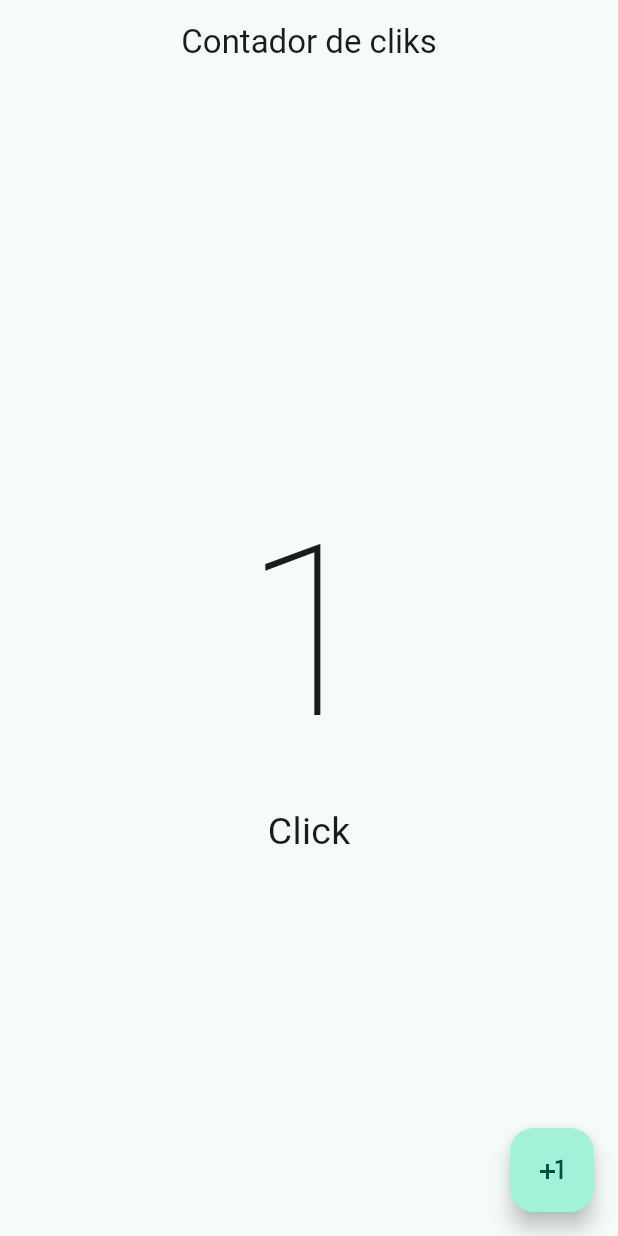
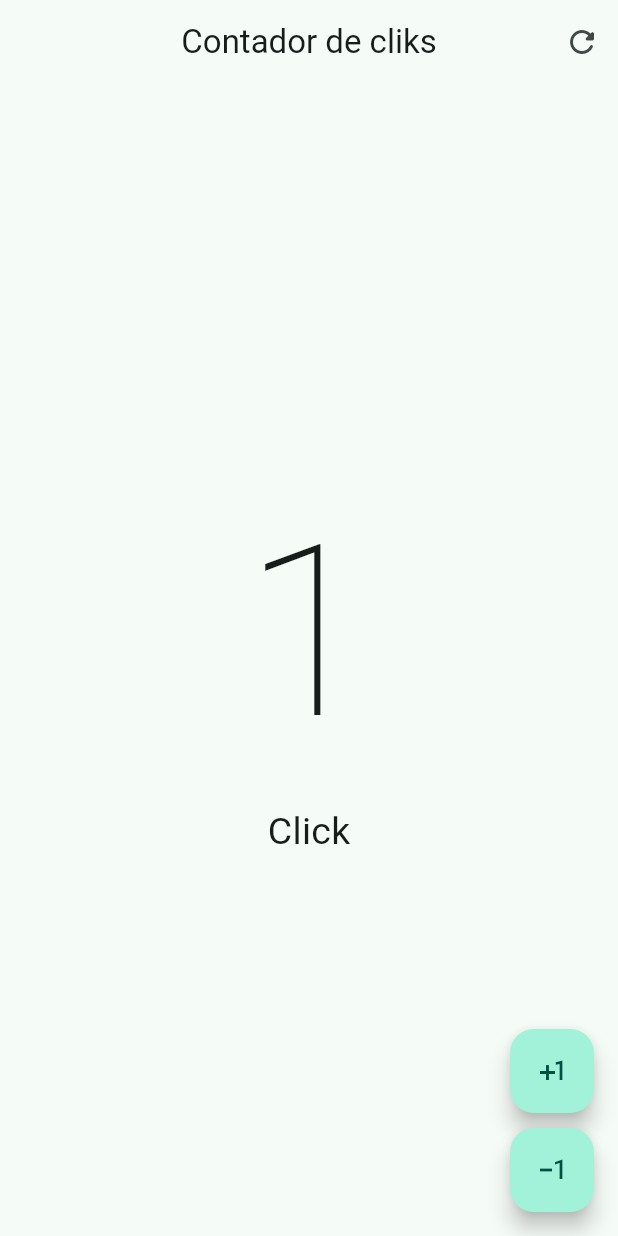
Before and after one commit to Juan-Ayme/movil-flutter, a Flutter app: the screen it shows after launch, after a tap on the "plus one" icon, on a phone screen of 412 x 824 dp. Run offline on Flutter 3.47's test engine with Material 2 defaults, Android fonts, the phone set to English and light mode, and no system bars.

Commit message:
clase 60

```diff
--- a/lib/main.dart
+++ b/lib/main.dart
@@ -1,5 +1,6 @@
 import 'package:flutter/material.dart';
-import 'package:proyecto_movil_a1/presentation/screens/counter/counter_screen.dart';
+import 'package:proyecto_movil_a1/presentation/screens/counter/counter_functions_screen.dart';
+//import 'package:proyecto_movil_a1/presentation/screens/counter/counter_screen.dart';
 
 void main() {
   runApp(const MyApp());
@@ -18,7 +19,7 @@ class MyApp extends StatelessWidget {
         useMaterial3: true,
         colorSchemeSeed: Colors.tealAccent,
       ),
-      home: const CounterScreen(),
+      home: const CounterFunctionsScreen(),
     );
   }
 }
--- /dev/null
+++ b/lib/presentation/screens/counter/counter_functions_screen.dart
@@ -0,0 +1,66 @@
+import 'package:flutter/material.dart';
+
+class CounterFunctionsScreen extends StatefulWidget {
+  const CounterFunctionsScreen({super.key});
+
+  @override
+  State<CounterFunctionsScreen> createState() => _CounterFunctionsScreenState();
+}
+
+class _CounterFunctionsScreenState extends State<CounterFunctionsScreen> {
+  int clickCounter = 0;
+
+  @override
+  Widget build(BuildContext context) {
+    return Scaffold(
+        appBar: AppBar(
+          title: const Text('Contador de cliks'),
+          centerTitle: true,
+          actions: [
+            IconButton(
+              icon: const Icon(Icons.refresh_rounded),
+              onPressed: () {
+                setState(() {
+                  clickCounter = 0;
+                });
+              },
+            )
+          ],
+        ),
+        body: Center(
+            child: Column(
+          mainAxisAlignment: MainAxisAlignment.center,
+          children: [
+            Text(
+              '$clickCounter',
+              style:
+                  const TextStyle(fontSize: 160, fontWeight: FontWeight.w100),
+            ),
+            Text('Click${clickCounter >= 2 ? 's' : ''}',
+                style: const TextStyle(fontSize: 25))
+          ],
+        )),
+        floatingActionButton: Column(
+          mainAxisAlignment: MainAxisAlignment.end,
+          children: [
+            FloatingActionButton(
+              onPressed: () {
+                clickCounter++;
+                setState(() {});
+              },
+              child: const Icon(Icons.plus_one),
+            ),
+
+            const SizedBox(height: 10),
+
+            FloatingActionButton(
+              onPressed: () {
+                clickCounter--;
+                setState(() {});
+              },
+              child: const Icon(Icons.exposure_minus_1_outlined),
+            )
+          ],
+        ));
+  }
+}
```
